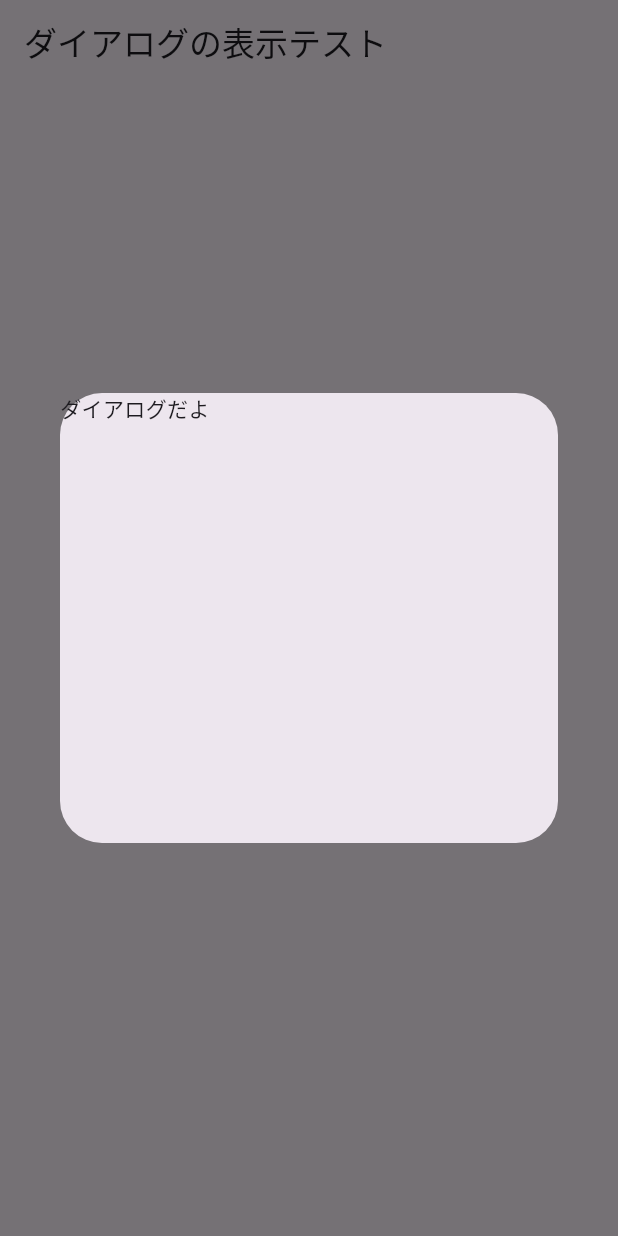
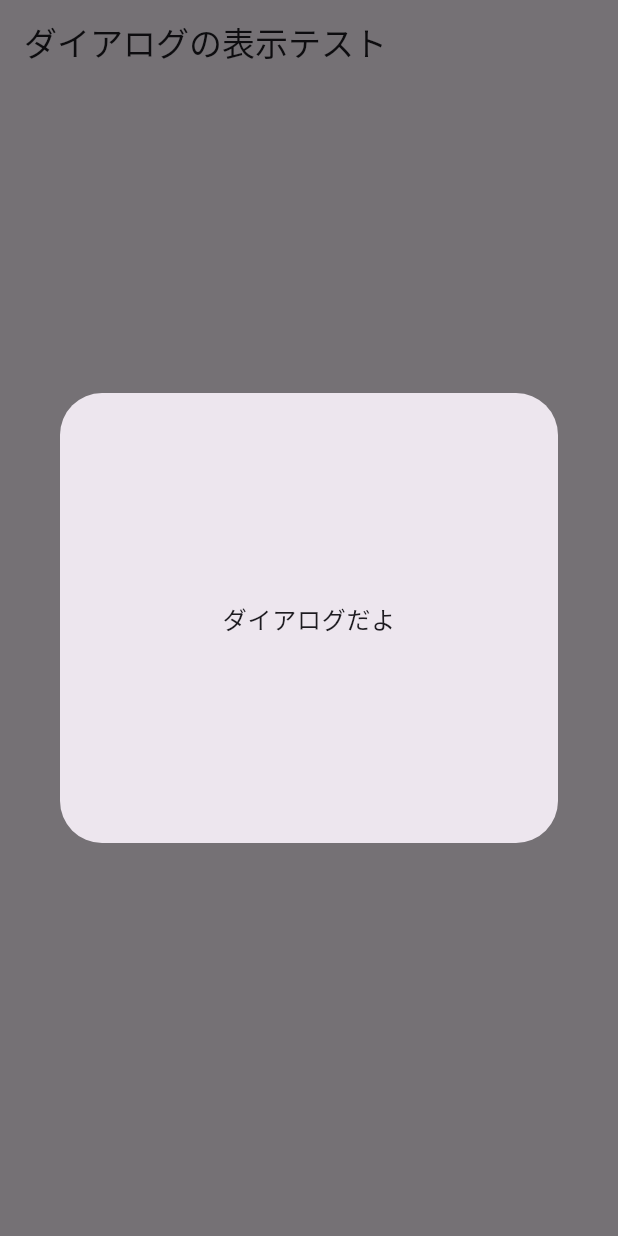
Before and after one commit to cotlra/dialog-a11y-test, a Flutter app: the screen it shows after launch, after a tap on "ダイアログを開く", on a phone screen of 412 x 824 dp. Run offline on Flutter 3.47's test engine with Material 3 defaults, Android fonts, the light colour scheme and no system bars.

Commit message:
ダイアログを調整

```diff
--- a/lib/main.dart
+++ b/lib/main.dart
@@ -33,7 +33,7 @@ class _MyHomePageState extends State<MyHomePage> {
 
   void _openDialog() {
     showDialog(context: context, builder: (context){
-      return Dialog(child: Container(width: 400,height: 300,child: Text('ダイアログだよ'),),);
+      return Dialog(child: Container(width: 400,height: 300,child: Center(child: Text('ダイアログだよ', style: Theme.of(context).textTheme.bodyLarge,),),),);
     });
   }
 
```
